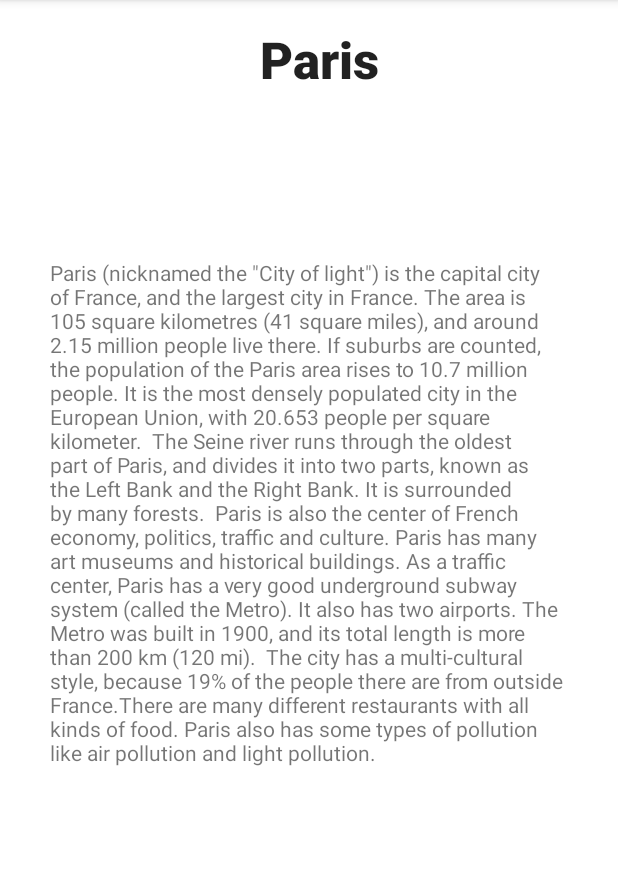
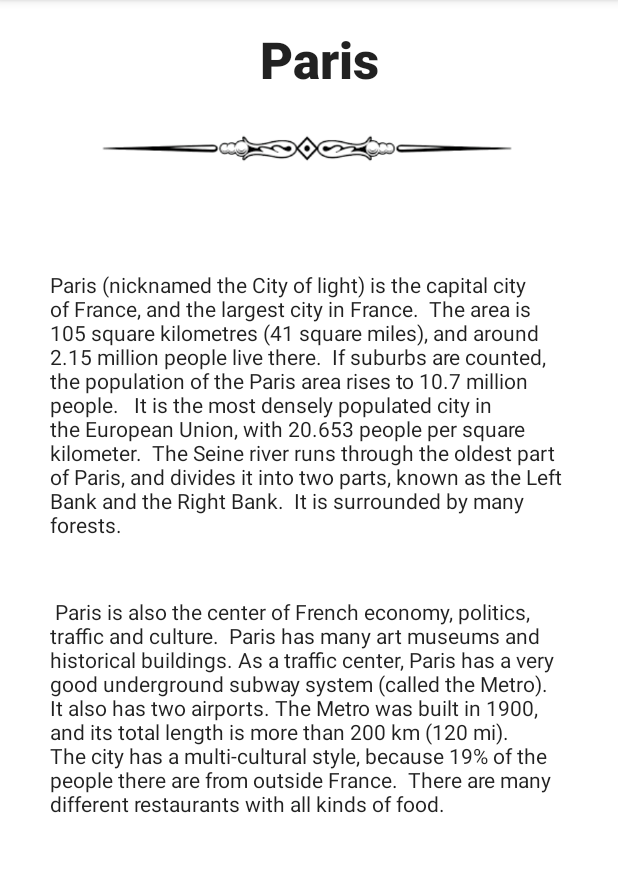
Before and after one commit to cpalazis/TRAVELLER, an Android app: the ParisActivity screen opened directly, with no data from a screen before it, on a phone screen of 412 x 824 dp, the part 84-956 px from its top. Run offline under Robolectric (Android 15) with nearby library versions, the phone set to English and light mode, and no system bars.

Commit message:
Made Paris and New York Design Better

```diff
--- a/app/src/main/java/com/example/front_end/NewYorkActivity.java
+++ b/app/src/main/java/com/example/front_end/NewYorkActivity.java
@@ -8,6 +8,7 @@ public class NewYorkActivity extends AppCompatActivity {
 
     @Override
     protected void onCreate(Bundle savedInstanceState) {
+
         super.onCreate(savedInstanceState);
         setContentView(R.layout.activity_new_york);
         getSupportActionBar().setDisplayHomeAsUpEnabled(true);
--- a/app/src/main/java/com/example/front_end/ParisActivity.java
+++ b/app/src/main/java/com/example/front_end/ParisActivity.java
@@ -8,6 +8,7 @@ public class ParisActivity extends AppCompatActivity {
 
     @Override
     protected void onCreate(Bundle savedInstanceState) {
+
         super.onCreate(savedInstanceState);
         setContentView(R.layout.activity_paris);
         getSupportActionBar().setDisplayHomeAsUpEnabled(true);
--- a/app/src/main/res/layout/activity_paris.xml
+++ b/app/src/main/res/layout/activity_paris.xml
@@ -21,18 +21,48 @@
         app:layout_constraintTop_toTopOf="parent"
         app:layout_constraintVertical_bias="0.023" />
 
+    <ImageView
+        android:id="@+id/separator3"
+        android:layout_width="401dp"
+        android:layout_height="82dp"
+        app:layout_constraintBottom_toBottomOf="parent"
+        app:layout_constraintEnd_toEndOf="parent"
+        app:layout_constraintHorizontal_bias="0.4"
+        app:layout_constraintStart_toStartOf="parent"
+        app:layout_constraintTop_toBottomOf="@+id/parisHeader"
+        app:layout_constraintVertical_bias="0.0"
+        app:srcCompat="@drawable/separator__2_" />
+
     <TextView
         android:id="@+id/parisText"
         android:layout_width="344dp"
         android:layout_height="wrap_content"
         android:autoText="false"
-        android:text="Paris (nicknamed the &quot;City of light&quot;) is the capital city of France, and the largest city in France. The area is 105 square kilometres (41 square miles), and around 2.15 million people live there. If suburbs are counted, the population of the Paris area rises to 10.7 million people. It is the most densely populated city in the European Union, with 20.653 people per square kilometer.  The Seine river runs through the oldest part of Paris, and divides it into two parts, known as the Left Bank and the Right Bank. It is surrounded by many forests.  Paris is also the center of French economy, politics, traffic and culture. Paris has many art museums and historical buildings. As a traffic center, Paris has a very good underground subway system (called the Metro). It also has two airports. The Metro was built in 1900, and its total length is more than 200 km (120 mi).  The city has a multi-cultural style, because 19% of the people there are from outside France.There are many different restaurants with all kinds of food. Paris also has some types of pollution like air pollution and light pollution. "
+        android:text="Paris (nicknamed the City of light) is the capital city of France, and the largest city in France.  The area is 105 square kilometres (41 square miles), and around 2.15 million people live there.  If suburbs are counted, the population of the Paris area rises to 10.7 million people.   It is the most densely populated city in the European Union, with 20.653 people per square kilometer.  The Seine river runs through the oldest part of Paris, and divides it into two parts, known as the Left Bank and the Right Bank.  It is surrounded by many forests. "
         android:textAlignment="textStart"
         android:textAllCaps="false"
         app:layout_constraintBottom_toBottomOf="parent"
         app:layout_constraintEnd_toEndOf="parent"
         app:layout_constraintHorizontal_bias="0.492"
         app:layout_constraintStart_toStartOf="parent"
+        android:textAppearance="@style/TextAppearance.AppCompat.Body1"
         app:layout_constraintTop_toTopOf="parent"
-        app:layout_constraintVertical_bias="0.401" />
+        app:layout_constraintVertical_bias="0.306" />
+
+    <TextView
+        android:id="@+id/parisText2"
+        android:layout_width="344dp"
+        android:layout_height="wrap_content"
+        android:autoText="false"
+        android:text=" Paris is also the center of French economy, politics, traffic and culture.  Paris has many art museums and historical buildings. As a traffic center, Paris has a very good underground subway system (called the Metro).  It also has two airports. The Metro was built in 1900, and its total length is more than 200 km (120 mi).   The city has a multi-cultural style, because 19% of the people there are from outside France.  There are many different restaurants with all kinds of food."
+        android:textAlignment="textStart"
+        android:textAllCaps="false"
+        app:layout_constraintBottom_toBottomOf="parent"
+        android:textAppearance="@style/TextAppearance.AppCompat.Body1"
+
+        app:layout_constraintEnd_toEndOf="parent"
+        app:layout_constraintHorizontal_bias="0.492"
+        app:layout_constraintStart_toStartOf="parent"
+        app:layout_constraintTop_toTopOf="parent"
+        app:layout_constraintVertical_bias="0.641" />
 </androidx.constraintlayout.widget.ConstraintLayout>
```
